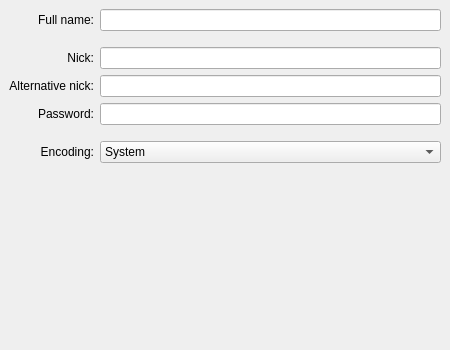
First picture: the form in irc/src/ui/editnickform.ui, repository euroelessar/qutim, before the edit.
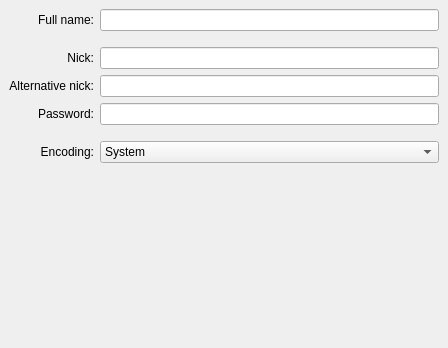
Second picture: the form after the edit.

Diff of the .ui file:
```diff
--- a/irc/src/ui/editnickform.ui
+++ b/irc/src/ui/editnickform.ui
@@ -6,8 +6,8 @@
    <rect>
     <x>0</x>
     <y>0</y>
-    <width>450</width>
-    <height>350</height>
+    <width>448</width>
+    <height>348</height>
    </rect>
   </property>
   <property name="windowTitle">
@@ -42,8 +42,8 @@
        <rect>
         <x>0</x>
         <y>0</y>
-        <width>441</width>
-        <height>350</height>
+        <width>448</width>
+        <height>348</height>
        </rect>
       </property>
       <layout class="QGridLayout" name="gridLayout_2">
```
Left out of the diff: 24 changed lines with no effect on the pictures.
